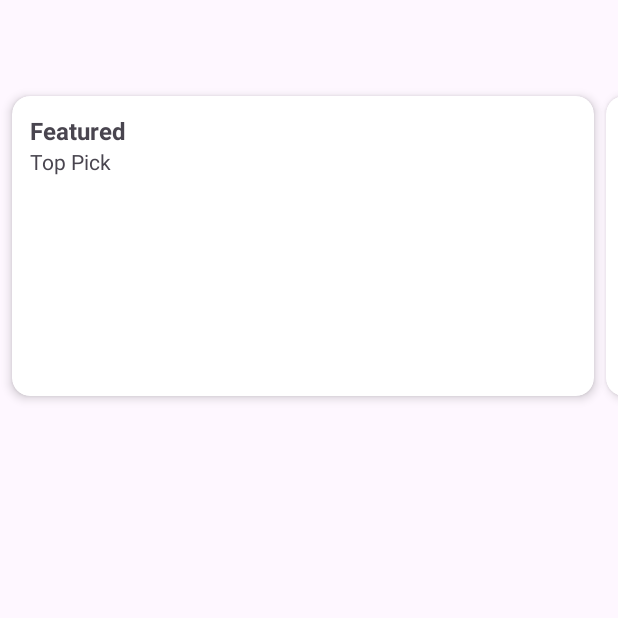
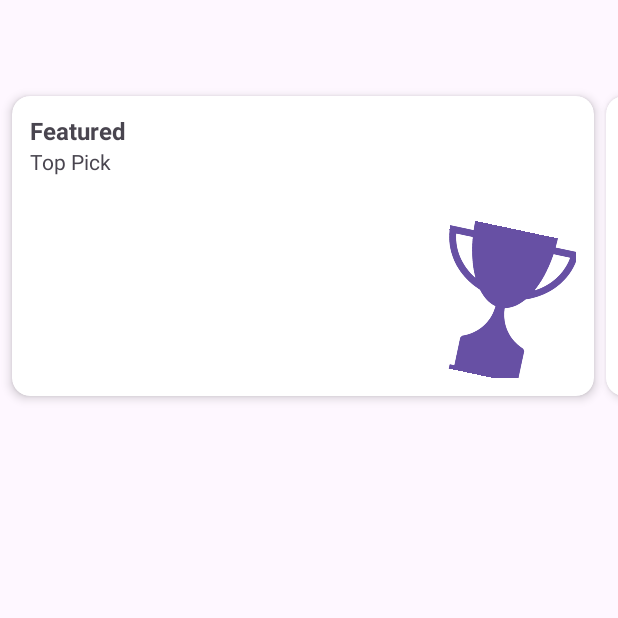
Before and after one commit to TheRealYT/PartSmart, an Android app built with Jetpack Compose: the fragment TopItemsFragment shown on its own in the app's theme, on a phone screen of 412 x 824 dp, the top half of it. Run offline under Robolectric (Android 15) with nearby library versions, the phone set to English and light mode, and no system bars.

Commit message:
add images

```diff
--- a/app/src/main/java/et/com/partsmart/TopItemsFragment.kt
+++ b/app/src/main/java/et/com/partsmart/TopItemsFragment.kt
@@ -30,10 +30,10 @@ class TopItemsFragment : Fragment() {
             LinearLayoutManager(requireContext(), LinearLayoutManager.HORIZONTAL, false)
 
         val cards = listOf(
-            CardItem("Featured", "Top Pick"),
-            CardItem("Trending", "Hot Now"),
-            CardItem("Recommended", "For You"),
-            CardItem("New", "Just Dropped")
+            CardItem("Featured", "Top Pick", R.drawable.img_featured),
+            CardItem("Trending", "Hot Now", R.drawable.img_trending),
+            CardItem("Recommended", "For You", R.drawable.img_recommended),
+            CardItem("New", "Just Dropped", R.drawable.img_new)
         )
 
         horizontalRecycler.adapter = CardAdapter(cards)
--- a/app/src/main/java/et/com/partsmart/models/ProductModel.kt
+++ b/app/src/main/java/et/com/partsmart/models/ProductModel.kt
@@ -2,18 +2,7 @@ package et.com.partsmart.models
 
 import et.com.partsmart.api.BaseResponse
 
-data class CardItem(val title: String, val subtitle: String)
-
-data class GridItem(val title: String)
-
-data class ProductRequest(
-    val name: String,
-    val description: String,
-    val price: String,
-    val category: String,
-    val condition: String,
-    val seller_id: String
-)
+data class CardItem(val title: String, val subtitle: String, val resId: Int)
 
 data class AddProductResponse(
     val productId: String
--- a/app/src/main/java/et/com/partsmart/models/adapter/CardAdapter.kt
+++ b/app/src/main/java/et/com/partsmart/models/adapter/CardAdapter.kt
@@ -4,6 +4,7 @@ import android.view.LayoutInflater
 import android.view.View
 import android.view.ViewGroup
 import android.widget.TextView
+import androidx.appcompat.widget.AppCompatImageView
 import androidx.recyclerview.widget.RecyclerView
 import et.com.partsmart.R
 import et.com.partsmart.models.CardItem
@@ -14,6 +15,7 @@ class CardAdapter(private val items: List<CardItem>) :
     inner class CardViewHolder(itemView: View) : RecyclerView.ViewHolder(itemView) {
         val title: TextView = itemView.findViewById(R.id.cardTitle)
         val subtitle: TextView = itemView.findViewById(R.id.cardSubtitle)
+        val img: AppCompatImageView = itemView.findViewById(R.id.img)
     }
 
     override fun onCreateViewHolder(parent: ViewGroup, viewType: Int): CardViewHolder {
@@ -25,6 +27,7 @@ class CardAdapter(private val items: List<CardItem>) :
         val item = items[position]
         holder.title.text = item.title
         holder.subtitle.text = item.subtitle
+        holder.img.setImageResource(item.resId)
     }
 
     override fun getItemCount() = items.size
--- a/app/src/main/res/layout/item_card.xml
+++ b/app/src/main/res/layout/item_card.xml
@@ -1,30 +1,45 @@
 <androidx.cardview.widget.CardView xmlns:android="http://schemas.android.com/apk/res/android"
+    xmlns:app="http://schemas.android.com/apk/res-auto"
     android:layout_width="match_parent"
     android:layout_height="200dp"
-    xmlns:app="http://schemas.android.com/apk/res-auto"
     android:layout_marginEnd="8dp"
     app:cardCornerRadius="12dp"
     app:cardElevation="4dp">
 
-    <LinearLayout
+    <androidx.constraintlayout.widget.ConstraintLayout
         android:layout_width="match_parent"
         android:layout_height="match_parent"
-        android:padding="12dp"
-        android:orientation="vertical">
+        android:orientation="vertical"
+        android:padding="12dp">
+
+        <androidx.appcompat.widget.AppCompatImageView
+            android:id="@+id/img"
+            android:layout_width="100dp"
+            android:layout_height="100dp"
+            android:scaleType="fitCenter"
+            app:tintMode="src_atop"
+            android:tint="?attr/colorPrimary"
+            android:rotation="12"
+            app:layout_constraintBottom_toBottomOf="parent"
+            app:layout_constraintEnd_toEndOf="parent" />
 
         <TextView
             android:id="@+id/cardTitle"
             android:layout_width="wrap_content"
             android:layout_height="wrap_content"
             android:text=""
+            android:textSize="16sp"
             android:textStyle="bold"
-            android:textSize="16sp"/>
+            app:layout_constraintStart_toStartOf="parent"
+            app:layout_constraintTop_toTopOf="parent" />
 
         <TextView
             android:id="@+id/cardSubtitle"
             android:layout_width="wrap_content"
             android:layout_height="wrap_content"
             android:text=""
-            android:textSize="14sp"/>
-    </LinearLayout>
+            android:textSize="14sp"
+            app:layout_constraintStart_toStartOf="@+id/cardTitle"
+            app:layout_constraintTop_toBottomOf="@+id/cardTitle" />
+    </androidx.constraintlayout.widget.ConstraintLayout>
 </androidx.cardview.widget.CardView>
```
Also changed, not shown: app/src/main/res/drawable/img_featured.png (added), app/src/main/res/drawable/img_new.png (added), app/src/main/res/drawable/img_recommended.png (added), app/src/main/res/drawable/img_trending.png (added).
